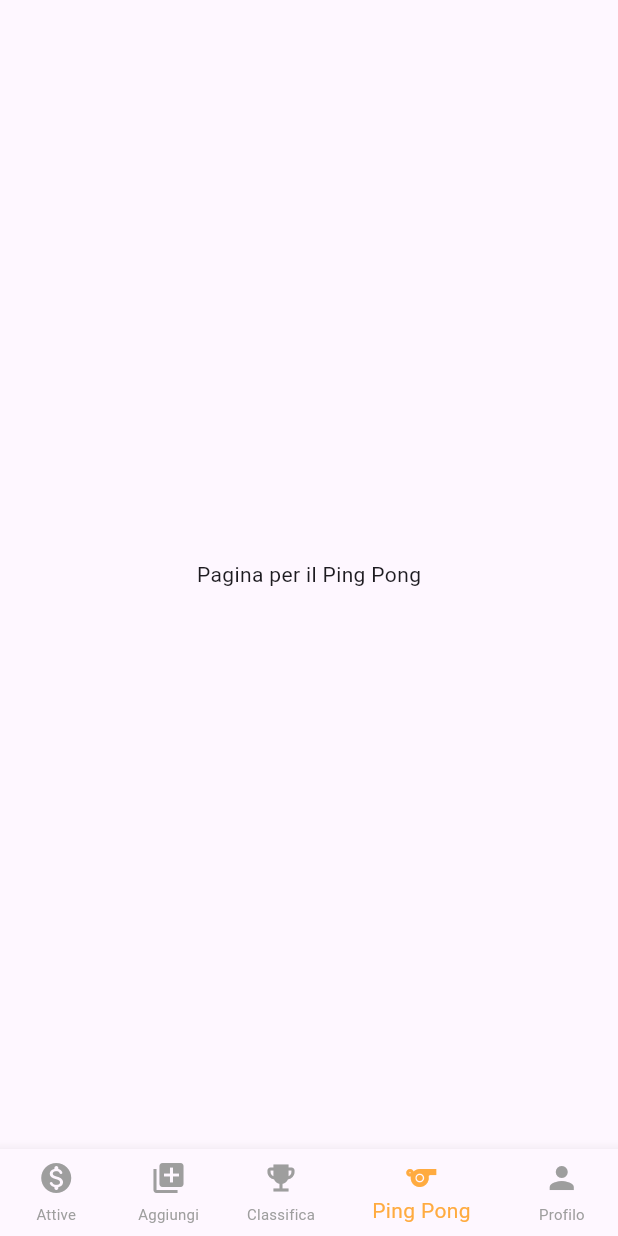
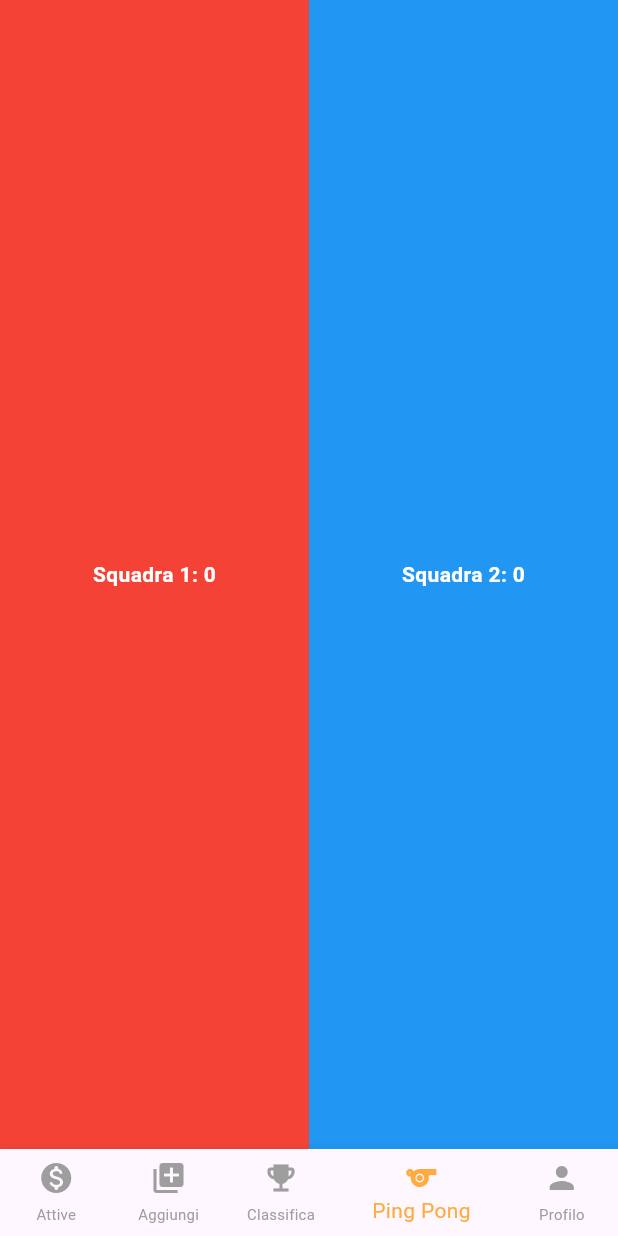
Before and after one commit to morenoboasso/CodeBets, a Flutter app: the BottomNavigationBarWidget screen opened by its route, item 4 of the bottom bar chosen, on a phone screen of 412 x 824 dp. Run offline on Flutter 3.47's test engine with Material 3 defaults, Android fonts, the phone set to English and light mode, and no system bars; our stand-ins replace cloud_firestore, firebase_core, get, get_storage; accounts and stored records are empty.

Commit message:
add basic pingpong point counter

```diff
--- a/lib/pages/ping_pong.dart
+++ b/lib/pages/ping_pong.dart
@@ -1,11 +1,61 @@
-// ping_pong_page.dart
 import 'package:flutter/material.dart';
 
-class PingPongPage extends StatelessWidget {
+class PingPongPage extends StatefulWidget {
+  const PingPongPage({super.key});
+
+  @override
+  _PingPongPageState createState() => _PingPongPageState();
+}
+
+class _PingPongPageState extends State<PingPongPage> {
+  int redScore = 0;
+  int blueScore = 0;
+
   @override
   Widget build(BuildContext context) {
-    return Center(
-      child: Text('Pagina per il Ping Pong'),
+    return Row(
+      children: [
+        Expanded(
+          flex: 1,
+          child: GestureDetector(
+            onTap: () {
+              setState(() {
+                redScore++;
+              });
+            },
+            child: Container(
+              color: Colors.red,
+              child: Center(
+                child: Text(
+                  'Squadra 1: $redScore',
+                  style: const TextStyle(color: Colors.white,fontWeight: FontWeight.bold),
+                ),
+              ),
+            ),
+          ),
+        ),
+        Expanded(
+          flex: 1,
+          child: GestureDetector(
+            onTap: () {
+              setState(() {
+                blueScore++;
+              });
+            },
+            child: Container(
+              color: Colors.blue,
+              child: Center(
+                child:
+                   Text(
+                  'Squadra 2: $blueScore',
+                  style: const TextStyle(color: Colors.white,fontWeight: FontWeight.bold),
+                ),
+
+              ),
+            ),
+          ),
+        ),
+      ],
     );
   }
 }
--- a/lib/widgets/bet_card.dart
+++ b/lib/widgets/bet_card.dart
@@ -11,6 +11,7 @@ class BetCard extends StatefulWidget {
 }
 
 class _BetCardState extends State<BetCard> {
+
   @override
   Widget build(BuildContext context) {
     return Card(
```
Also changed, not shown: pubspec.lock.
